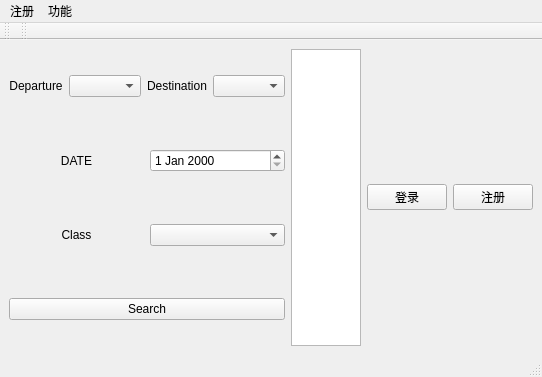
Qt form search.ui (Russell-A/database-course-design) before a commit.
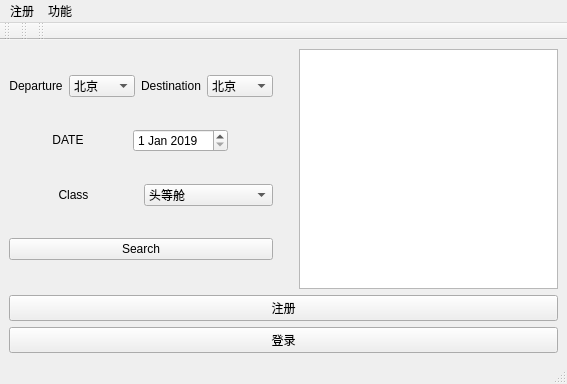
The same form after that commit.

Patch:
```diff
--- a/search.ui
+++ b/search.ui
@@ -6,16 +6,16 @@
    <rect>
     <x>0</x>
     <y>0</y>
-    <width>535</width>
-    <height>377</height>
+    <width>567</width>
+    <height>384</height>
    </rect>
   </property>
   <property name="windowTitle">
    <string>MainWindow</string>
   </property>
   <widget class="QWidget" name="centralwidget">
-   <layout class="QHBoxLayout" name="horizontalLayout_3">
-    <item>
+   <layout class="QGridLayout" name="gridLayout">
+    <item row="0" column="0">
      <layout class="QHBoxLayout" name="horizontalLayout">
       <item>
        <layout class="QVBoxLayout" name="verticalLayout">
@@ -23,6 +23,12 @@
          <layout class="QHBoxLayout" name="horizontalLayout_2">
           <item>
            <widget class="QLabel" name="label_departure">
+            <property name="sizePolicy">
+             <sizepolicy hsizetype="Maximum" vsizetype="Maximum">
+              <horstretch>0</horstretch>
+              <verstretch>0</verstretch>
+             </sizepolicy>
+            </property>
             <property name="text">
              <string>Departure</string>
             </property>
@@ -32,10 +38,87 @@
            </widget>
           </item>
           <item>
-           <widget class="QComboBox" name="comboBox_departure"/>
+           <widget class="QComboBox" name="comboBox_departure">
+            <property name="enabled">
+             <bool>true</bool>
+            </property>
+            <property name="sizePolicy">
+             <sizepolicy hsizetype="Maximum" vsizetype="Maximum">
+              <horstretch>0</horstretch>
+              <verstretch>0</verstretch>
+             </sizepolicy>
+            </property>
+            <property name="editable">
+             <bool>false</bool>
+            </property>
+            <property name="currentText">
+             <string>北京</string>
+            </property>
+            <item>
+             <property name="text">
+              <string>北京</string>
+             </property>
+            </item>
+            <item>
+             <property name="text">
+              <string>成都</string>
+             </property>
+            </item>
+            <item>
+             <property name="text">
+              <string>香港</string>
+             </property>
+            </item>
+            <item>
+             <property name="text">
+              <string>哈尔滨</string>
+             </property>
+            </item>
+            <item>
+             <property name="text">
+              <string>海南</string>
+             </property>
+            </item>
+            <item>
+             <property name="text">
+              <string>上海</string>
+             </property>
+            </item>
+            <item>
+             <property name="text">
+              <string>长春</string>
+             </property>
+            </item>
+            <item>
+             <property name="text">
+              <string>兰州</string>
+             </property>
+            </item>
+            <item>
+             <property name="text">
+              <string>广州</string>
+             </property>
+            </item>
+            <item>
+             <property name="text">
+              <string>长沙</string>
+             </property>
+            </item>
+            <item>
+             <property name="text">
+              <string>南昌</string>
+             </property>
+            </item>
+           </widget>
           </item>
           <item>
            <widget class="QLabel" name="label_destination">
+            <property name="sizePolicy">
+             <sizepolicy hsizetype="Maximum" vsizetype="Maximum">
+              <horstretch>0</horstretch>
+              <verstretch>0</verstretch>
+             </sizepolicy>
+            </property>
             <property name="text">
              <string>Destination</string>
             </property>
@@ -45,27 +128,88 @@
            </widget>
           </item>
           <item>
-           <widget class="QComboBox" name="comboBox_destination"/>
+           <widget class="QComboBox" name="comboBox_destination">
+            <property name="enabled">
+             <bool>true</bool>
+            </property>
+            <property name="sizePolicy">
+             <sizepolicy hsizetype="Maximum" vsizetype="Maximum">
+              <horstretch>0</horstretch>
+              <verstretch>0</verstretch>
+             </sizepolicy>
+            </property>
+            <property name="editable">
+             <bool>false</bool>
+            </property>
+            <item>
+             <property name="text">
+              <string>北京</string>
+             </property>
+            </item>
+            <item>
+             <property name="text">
+              <string>成都</string>
+             </property>
+            </item>
+            <item>
+             <property name="text">
+              <string>香港</string>
+             </property>
+            </item>
+            <item>
+             <property name="text">
+              <string>哈尔滨</string>
+             </property>
+            </item>
+            <item>
+             <property name="text">
+              <string>海南</string>
+             </property>
+            </item>
+            <item>
+             <property name="text">
+              <string>上海</string>
+             </property>
+            </item>
+            <item>
+             <property name="text">
+              <string>长春</string>
+             </property>
+            </item>
+            <item>
+             <property name="text">
+              <string>兰州</string>
+             </property>
+            </item>
+            <item>
+             <property name="text">
+              <string>广州</string>
+             </property>
+            </item>
+            <item>
+             <property name="text">
+              <string>长沙</string>
+             </property>
+            </item>
+            <item>
+             <property name="text">
+              <string>南昌</string>
+             </property>
+            </item>
+           </widget>
           </item>
          </layout>
         </item>
-        <item>
-         <spacer name="horizontalSpacer">
-          <property name="orientation">
-           <enum>Qt::Horizontal</enum>
-          </property>
-          <property name="sizeHint" stdset="0">
-           <size>
-            <width>40</width>
-            <height>20</height>
-           </size>
-          </property>
-         </spacer>
-        </item>
         <item>
          <layout class="QHBoxLayout" name="horizontalLayout_4">
           <item>
            <widget class="QLabel" name="label_date">
+            <property name="sizePolicy">
+             <sizepolicy hsizetype="Maximum" vsizetype="Maximum">
+              <horstretch>0</horstretch>
+              <verstretch>0</verstretch>
+             </sizepolicy>
+            </property>
             <property name="text">
              <string>DATE</string>
             </property>
@@ -75,23 +219,47 @@
            </widget>
           </item>
           <item>
-           <widget class="QDateEdit" name="dateEdit"/>
+           <widget class="QDateEdit" name="dateEdit">
+            <property name="sizePolicy">
+             <sizepolicy hsizetype="Maximum" vsizetype="Maximum">
+              <horstretch>0</horstretch>
+              <verstretch>0</verstretch>
+             </sizepolicy>
+            </property>
+            <property name="dateTime">
+             <datetime>
+              <hour>0</hour>
+              <minute>0</minute>
+              <second>0</second>
+              <year>2019</year>
+              <month>1</month>
+              <day>1</day>
+             </datetime>
+            </property>
+            <property name="maximumDateTime">
+             <datetime>
+              <hour>23</hour>
+              <minute>59</minute>
+              <second>59</second>
+              <year>2019</year>
+              <month>12</month>
+              <day>31</day>
+             </datetime>
+            </property>
+            <property name="minimumDateTime">
+             <datetime>
+              <hour>0</hour>
+              <minute>0</minute>
+              <second>0</second>
+              <year>2019</year>
+              <month>1</month>
+              <day>1</day>
+             </datetime>
+            </property>
+           </widget>
           </item>
          </layout>
         </item>
-        <item>
-         <spacer name="horizontalSpacer_2">
-          <property name="orientation">
-           <enum>Qt::Horizontal</enum>
-          </property>
-          <property name="sizeHint" stdset="0">
-           <size>
-            <width>40</width>
-            <height>20</height>
-           </size>
-          </property>
-         </spacer>
-        </item>
         <item>
          <layout class="QHBoxLayout" name="horizontalLayout_5">
           <item>
@@ -105,23 +273,26 @@
            </widget>
           </item>
           <item>
-           <widget class="QComboBox" name="comboBox_class"/>
+           <widget class="QComboBox" name="comboBox_class">
+            <item>
+             <property name="text">
+              <string>头等舱</string>
+             </property>
+            </item>
+            <item>
+             <property name="text">
+              <string>商务舱</string>
+             </property>
+            </item>
+            <item>
+             <property name="text">
+              <string>经济舱</string>
+             </property>
+            </item>
+           </widget>
           </item>
          </layout>
         </item>
-        <item>
-         <spacer name="horizontalSpacer_3">
-          <property name="orientation">
-           <enum>Qt::Horizontal</enum>
-          </property>
-          <property name="sizeHint" stdset="0">
-           <size>
-            <width>40</width>
-            <height>20</height>
-           </size>
-          </property>
-         </spacer>
-        </item>
         <item>
          <widget class="QPushButton" name="Search">
           <property name="text">
@@ -132,7 +303,20 @@
        </layout>
       </item>
       <item>
-       <widget class="QTableView" name="tableView">
+       <spacer name="verticalSpacer">
+        <property name="orientation">
+         <enum>Qt::Vertical</enum>
+        </property>
+        <property name="sizeHint" stdset="0">
+         <size>
+          <width>20</width>
+          <height>40</height>
+         </size>
+        </property>
+       </spacer>
+      </item>
+      <item>
+       <widget class="QTableView" name="output_search">
         <property name="sizePolicy">
          <sizepolicy hsizetype="Expanding" vsizetype="Expanding">
           <horstretch>0</horstretch>
@@ -141,22 +325,22 @@
         </property>
        </widget>
       </item>
-      <item>
-       <widget class="QPushButton" name="longin">
-        <property name="text">
-         <string>登录</string>
-        </property>
-       </widget>
-      </item>
-      <item>
-       <widget class="QPushButton" name="register_2">
-        <property name="text">
-         <string>注册</string>
-        </property>
-       </widget>
-      </item>
      </layout>
     </item>
+    <item row="1" column="0">
+     <widget class="QPushButton" name="register_2">
+      <property name="text">
+       <string>注册</string>
+      </property>
+     </widget>
+    </item>
+    <item row="2" column="0">
+     <widget class="QPushButton" name="login">
+      <property name="text">
+       <string>登录</string>
+      </property>
+     </widget>
+    </item>
    </layout>
   </widget>
   <widget class="QMenuBar" name="menubar">
@@ -164,7 +348,7 @@
     <rect>
      <x>0</x>
      <y>0</y>
-     <width>535</width>
+     <width>567</width>
      <height>22</height>
     </rect>
    </property>
@@ -197,7 +381,6 @@
    <addaction name="menu"/>
    <addaction name="menu_2"/>
   </widget>
-  <widget class="QStatusBar" name="statusbar"/>
   <widget class="QToolBar" name="toolBar">
    <property name="windowTitle">
     <string>toolBar</string>
@@ -220,6 +403,18 @@
     <bool>false</bool>
    </attribute>
   </widget>
+  <widget class="QToolBar" name="toolBar_3">
+   <property name="windowTitle">
+    <string>toolBar_3</string>
+   </property>
+   <attribute name="toolBarArea">
+    <enum>TopToolBarArea</enum>
+   </attribute>
+   <attribute name="toolBarBreak">
+    <bool>false</bool>
+   </attribute>
+  </widget>
+  <widget class="QStatusBar" name="statusBar"/>
   <action name="actionregister">
    <property name="checkable">
     <bool>true</bool>
```
Left out of the diff: 22 changed lines with no effect on the pictures.
